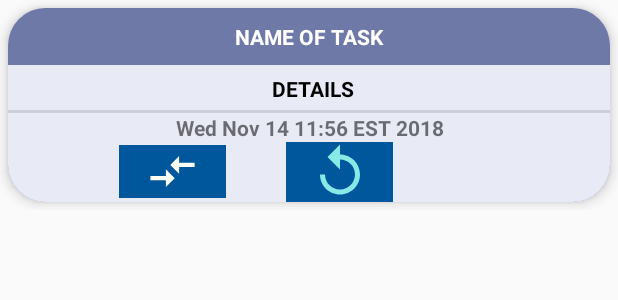
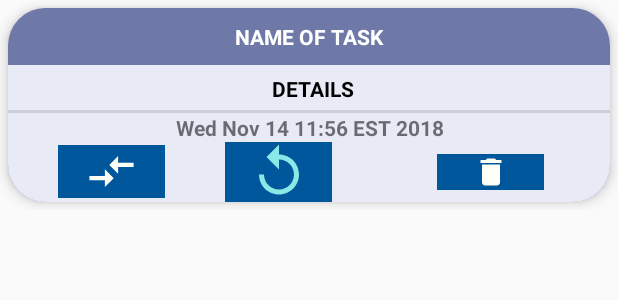
Before and after one commit to SlamhHajar/Task_management, an Android app: the layout task_show.xml on its own in the app's theme, with its tools: preview values and no code run, on a phone screen of 412 x 824 dp. Shown: the top 300 px of the screen. Run offline under Robolectric (Android 15) with nearby library versions, the phone set to English and light mode, and no system bars.

Commit message:
with color

```diff
--- a/app/src/main/java/com/hajarslamah/task_management/DoneTask.kt
+++ b/app/src/main/java/com/hajarslamah/task_management/DoneTask.kt
@@ -69,7 +69,7 @@ class DoneTask : Fragment() {
         val dateEndTextView: TextView = itemView.findViewById(R.id.end_date)
        val moveButton: ImageButton = itemView.findViewById(R.id.move_task)
         val rebackButton: ImageButton = itemView.findViewById(R.id.reback_task)
-
+        val deletButton: ImageButton = itemView.findViewById(R.id.delete)
         init {
             itemView.setOnClickListener(this)
 
@@ -87,7 +87,11 @@ class DoneTask : Fragment() {
                 // Toast.makeText(context, " Hi I'm Hajar *__-", Toast.LENGTH_SHORT) .show()
             }
             moveButton.visibility=View.GONE
+            deletButton.setOnClickListener {
+                taskViewModel.deleteTask(task)
+            }
         }
+
 
 
         override fun onClick(p0: View?) {
--- a/app/src/main/java/com/hajarslamah/task_management/PrograssTask.kt
+++ b/app/src/main/java/com/hajarslamah/task_management/PrograssTask.kt
@@ -68,6 +68,7 @@ class PrograssTask : Fragment() {
         val dateEndTextView: TextView = itemView.findViewById(R.id.end_date)
         val moveButton: ImageButton = itemView.findViewById(R.id.move_task)
         val rebackButton: ImageButton = itemView.findViewById(R.id.reback_task)
+        val deletButton: ImageButton = itemView.findViewById(R.id.delete)
 
         init {
             itemView.setOnClickListener(this)
@@ -84,6 +85,9 @@ class PrograssTask : Fragment() {
                 taskViewModel.updateTask(task)
                 //updateView()
                 // Toast.makeText(context, " Hi I'm Hajar *__-", Toast.LENGTH_SHORT) .show()
+            }
+            deletButton.setOnClickListener {
+                taskViewModel.deleteTask(task)
             }
            rebackButton.setOnClickListener {
                 this.task.status_task -=1
--- a/app/src/main/java/com/hajarslamah/task_management/ToDoTask.kt
+++ b/app/src/main/java/com/hajarslamah/task_management/ToDoTask.kt
@@ -87,6 +87,7 @@ class ToDoTask : Fragment(),InputDialogFragment.Callbacks,DatePickerFragment.Cal
         val detailsTextView: TextView = itemView.findViewById(R.id.task_details)
         val dateEndTextView: TextView = itemView.findViewById(R.id.end_date)
         val moveButton: ImageButton = itemView.findViewById(R.id.move_task)
+        val deletButton: ImageButton = itemView.findViewById(R.id.delete)
         val rebackButton: ImageButton = itemView.findViewById(R.id.reback_task)
 
         init {
@@ -115,6 +116,9 @@ class ToDoTask : Fragment(),InputDialogFragment.Callbacks,DatePickerFragment.Cal
 
                 card.setBackgroundResource(R.color.orange)
                 Toast.makeText(context, " less than 3 days ", Toast.LENGTH_SHORT) .show()
+            }
+            deletButton.setOnClickListener {
+                taskViewModel.deleteTask(task)
             }
             nameTextView.text = this.task.title_task
             detailsTextView.text=this.task.details
--- /dev/null
+++ b/app/src/main/res/drawable/ic_baseline_delete_24.xml
@@ -0,0 +1,5 @@
+<vector android:height="24dp" android:tint="#FEFFF6"
+    android:viewportHeight="24" android:viewportWidth="24"
+    android:width="24dp" xmlns:android="http://schemas.android.com/apk/res/android">
+    <path android:fillColor="@android:color/white" android:pathData="M6,19c0,1.1 0.9,2 2,2h8c1.1,0 2,-0.9 2,-2V7H6v12zM19,4h-3.5l-1,-1h-5l-1,1H5v2h14V4z"/>
+</vector>
--- a/app/src/main/res/layout/task_show.xml
+++ b/app/src/main/res/layout/task_show.xml
@@ -80,6 +80,16 @@
                 android:src="@drawable/ic_baseline_replay_24"
 
                 />
+            <ImageButton
+                android:id="@+id/delete"
+                android:layout_width="71dp"
+                android:layout_height="wrap_content"
+                android:gravity="center"
+                android:layout_marginRight="10dp"
+                android:background="#01579b"
+                android:src="@drawable/ic_baseline_delete_24"
+
+                />
         </LinearLayout>
         </LinearLayout>
 
@@ -89,25 +99,3 @@
 
 
 </LinearLayout>
-<!--<LinearLayout
-android:layout_width="match_parent"
-android:layout_height="wrap_content"
-android:background="#e8eaf6"
-android:orientation="horizontal">
-<EditText
-    android:id="@+id/student_name"
-    android:layout_width="match_parent"
-    android:layout_height="wrap_content"
-    android:layout_margin="12dp"
-    android:textColor="@android:color/black"
-    android:text="Student Name"/>
-
-
-</LinearLayout>
-<ImageButton
-android:id="@+id/stud_delet"
-android:layout_width="wrap_content"
-android:layout_height="wrap_content"
-android:src="@android:drawable/ic_delete"
-
-    />-->
```
